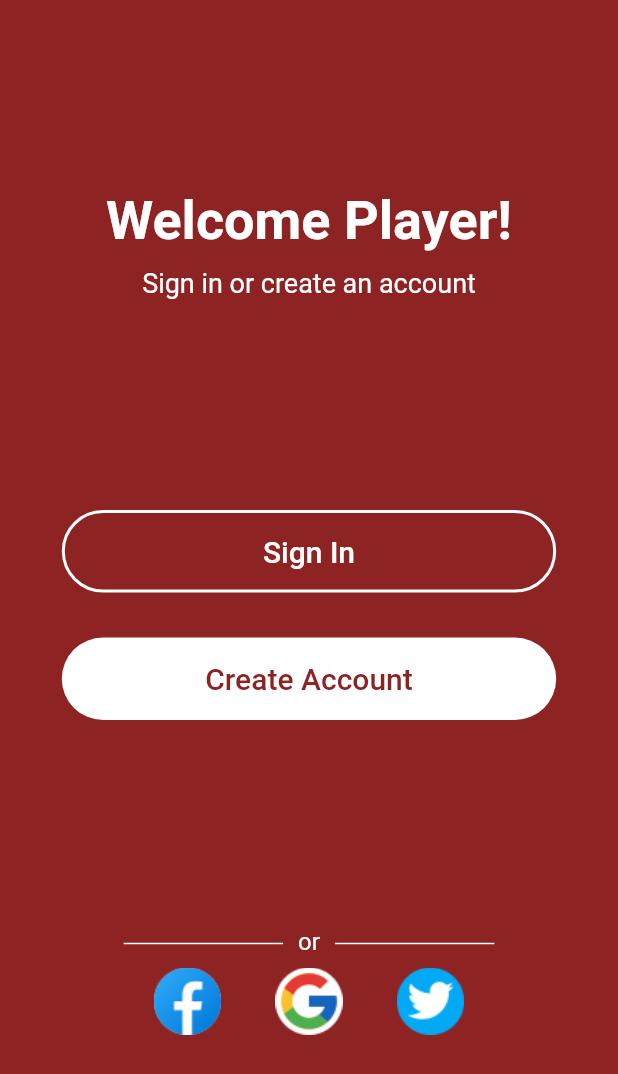
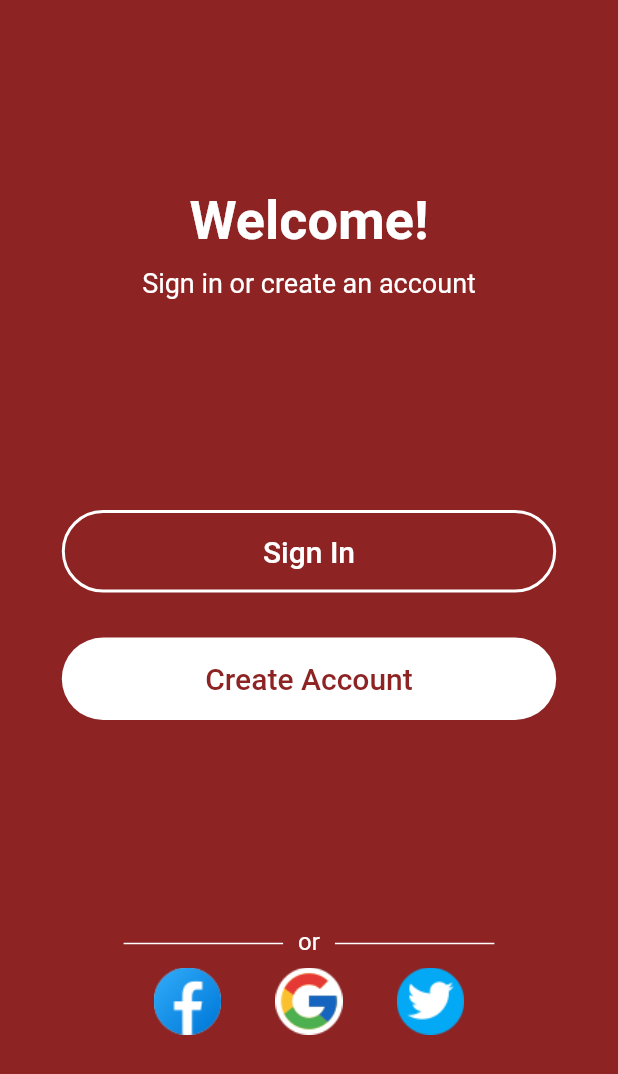
Before and after one commit to KamvaCodes/StrictlyLocal, a Flutter app: the screen it shows after launch, on a phone screen of 412 x 824 dp. Shown: the top 1074 px of the screen. Run offline on Flutter 3.47's test engine with Material 2 defaults, Android fonts, the phone set to English and light mode, and no system bars.

Commit message:
Update start1_screen.dart

```diff
--- a/lib/start1_screen.dart
+++ b/lib/start1_screen.dart
@@ -21,7 +21,7 @@ class _Start1ScreenState extends State<Start1Screen> {
             Column(
               children: [
                 Text(
-                  'Welcome Player!',
+                  'Welcome!',
                   textAlign: TextAlign.left,
                   style: TextStyle(
                     fontSize: 36,
```
